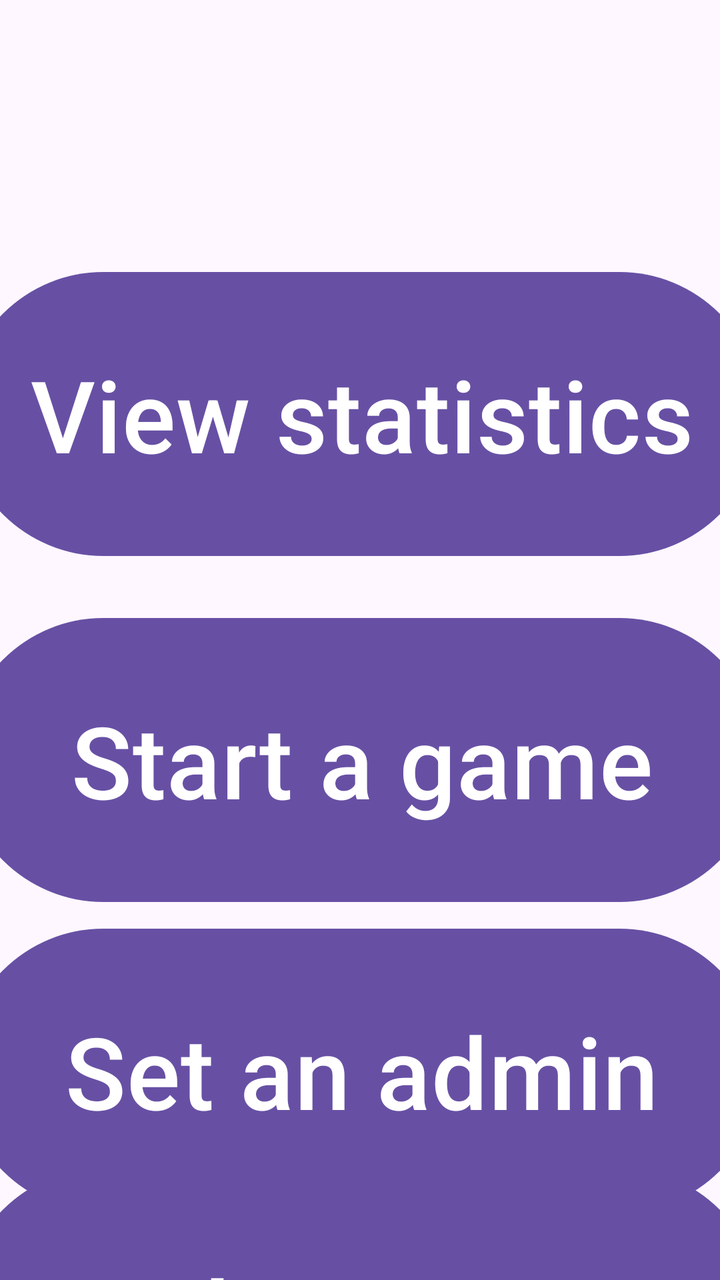
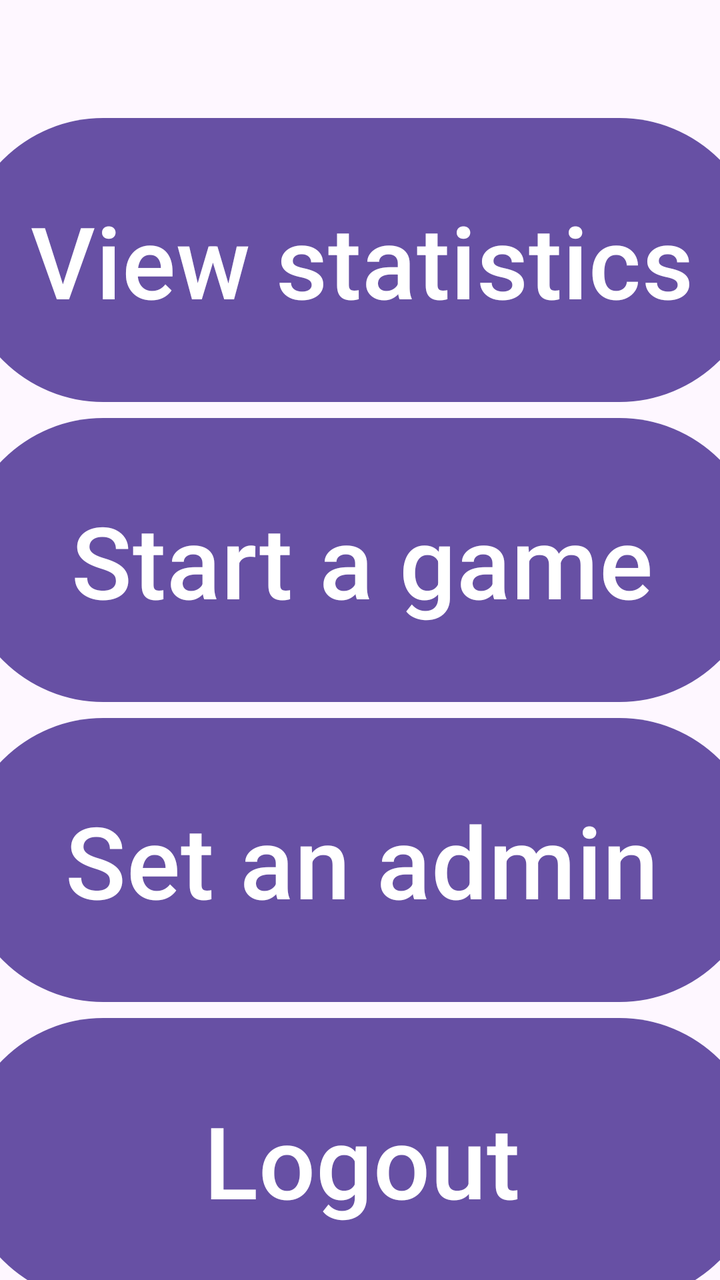

Two renders of the same Android screen: before a commit and after it. Below are the layout's source before the change and the commit's diff.
<!-- AndroidManifest.xml: activity theme Theme.MyApplication -->
<!-- res/layout/activity_main_menu.xml -->
<?xml version="1.0" encoding="utf-8"?>
<androidx.constraintlayout.widget.ConstraintLayout xmlns:android="http://schemas.android.com/apk/res/android"
    xmlns:app="http://schemas.android.com/apk/res-auto"
    xmlns:tools="http://schemas.android.com/tools"
    android:id="@+id/main"
    android:layout_width="match_parent"
    android:layout_height="match_parent"
    tools:context=".MainMenuActivity">

    <Button
        android:id="@+id/btnStartGame"
        android:layout_width="400dp"
        android:layout_height="150dp"
        android:text="Start a game"
        android:textSize="50sp"
        app:layout_constraintBottom_toBottomOf="parent"
        app:layout_constraintEnd_toEndOf="@+id/btnViewStats"
        app:layout_constraintHorizontal_bias="0.0"
        app:layout_constraintStart_toStartOf="@+id/btnViewStats"
        app:layout_constraintTop_toBottomOf="@+id/btnViewStats"
        app:layout_constraintVertical_bias="0.11" />

    <Button
        android:id="@+id/btnViewStats"
        android:layout_width="400dp"
        android:layout_height="150dp"
        android:layout_marginTop="132dp"
        android:text="View statistics"
        android:textSize="50sp"
        app:layout_constraintEnd_toEndOf="parent"
        app:layout_constraintHorizontal_bias="0.498"
        app:layout_constraintStart_toStartOf="parent"
        app:layout_constraintTop_toTopOf="parent" />

    <Button
        android:id="@+id/btnSetAdmin"
        android:layout_width="400dp"
        android:layout_height="150dp"
        android:text="Set an admin"
        android:textSize="50sp"
        app:layout_constraintBottom_toBottomOf="parent"
        app:layout_constraintEnd_toEndOf="@+id/btnStartGame"
        app:layout_constraintHorizontal_bias="1.0"
        app:layout_constraintStart_toStartOf="@+id/btnStartGame"
        app:layout_constraintTop_toBottomOf="@+id/btnStartGame"
        app:layout_constraintVertical_bias="0.15" />

    <Button
        android:id="@+id/btnLogout"
        android:layout_width="400dp"
        android:layout_height="150dp"
        android:text="Logout"
        android:textSize="50sp"
        app:layout_constraintBottom_toBottomOf="parent"
        app:layout_constraintEnd_toEndOf="@+id/btnSetAdmin"
        app:layout_constraintHorizontal_bias="0.0"
        app:layout_constraintStart_toStartOf="@+id/btnSetAdmin"
        app:layout_constraintTop_toBottomOf="@+id/btnSetAdmin"
        app:layout_constraintVertical_bias="0.254" />
</androidx.constraintlayout.widget.ConstraintLayout>
<!-- resources referenced by this layout -->
<resources>
  <style name="Theme.MyApplication" parent="Base.Theme.MyApplication" />
  <style name="Base.Theme.MyApplication" parent="Theme.Material3.DayNight.NoActionBar">
          
          
      </style>
</resources>

<!-- the commit's change to res/layout/activity_main_menu.xml (unified diff, before → after) -->
@@ -13,7 +13,7 @@
         android:layout_height="150dp"
         android:text="Start a game"
         android:textSize="50sp"
-        app:layout_constraintBottom_toBottomOf="parent"
+        app:layout_constraintBottom_toTopOf="@+id/btnSetAdmin"
         app:layout_constraintEnd_toEndOf="@+id/btnViewStats"
         app:layout_constraintHorizontal_bias="0.0"
         app:layout_constraintStart_toStartOf="@+id/btnViewStats"
@@ -24,11 +24,12 @@
         android:id="@+id/btnViewStats"
         android:layout_width="400dp"
         android:layout_height="150dp"
-        android:layout_marginTop="132dp"
+        android:layout_marginTop="70dp"
         android:text="View statistics"
         android:textSize="50sp"
+        app:layout_constraintBottom_toTopOf="@+id/btnStartGame"
         app:layout_constraintEnd_toEndOf="parent"
-        app:layout_constraintHorizontal_bias="0.498"
+        app:layout_constraintHorizontal_bias="0.497"
         app:layout_constraintStart_toStartOf="parent"
         app:layout_constraintTop_toTopOf="parent" />
 
@@ -38,7 +39,7 @@
         android:layout_height="150dp"
         android:text="Set an admin"
         android:textSize="50sp"
-        app:layout_constraintBottom_toBottomOf="parent"
+        app:layout_constraintBottom_toTopOf="@+id/btnLogout"
         app:layout_constraintEnd_toEndOf="@+id/btnStartGame"
         app:layout_constraintHorizontal_bias="1.0"
         app:layout_constraintStart_toStartOf="@+id/btnStartGame"
